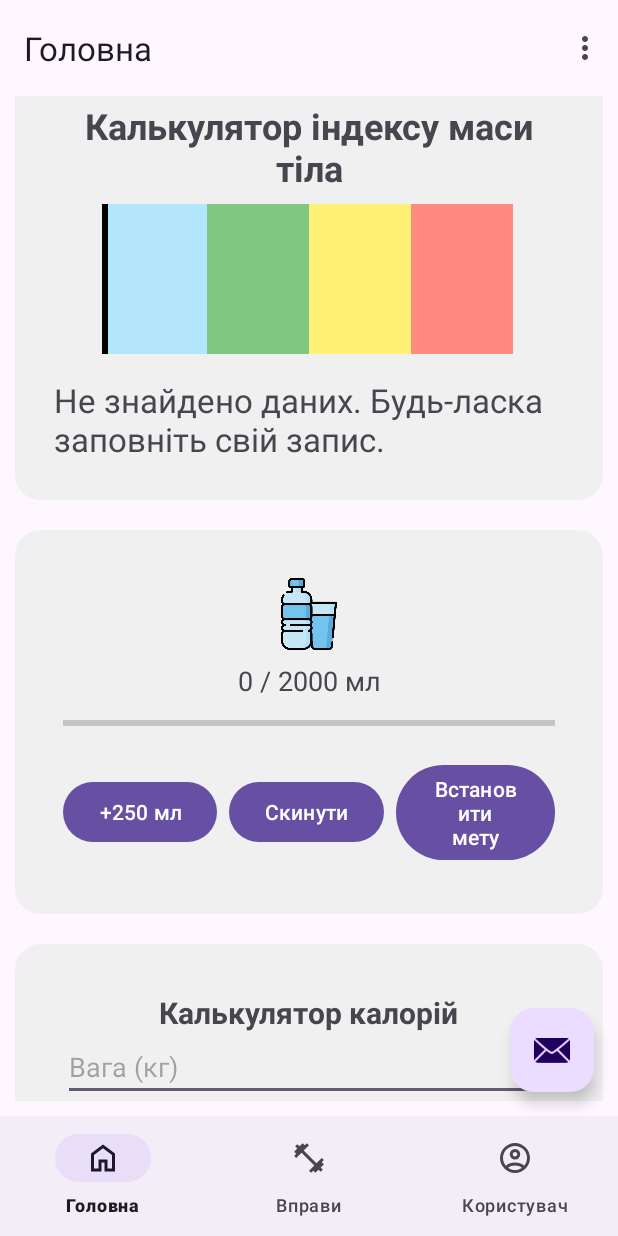
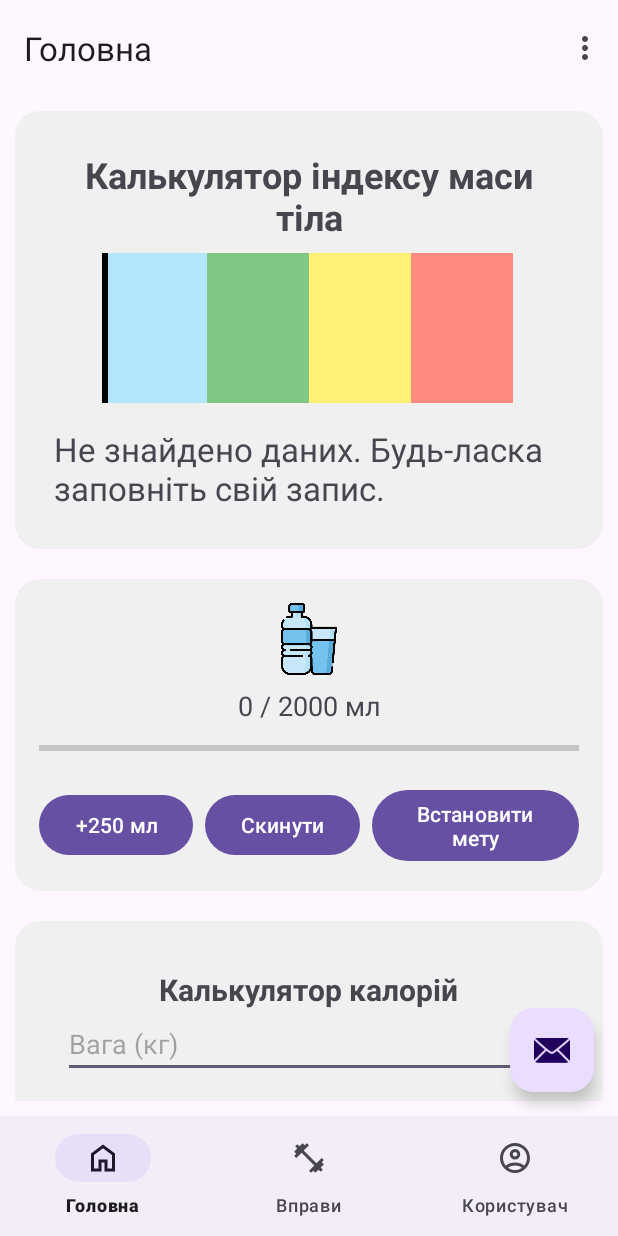
Before and after one commit to kostya-yesypenko/WorkoutApp, an Android app built with Jetpack Compose: the screen it shows after launch (MainActivity), on a phone screen of 412 x 824 dp. Run offline under Robolectric (Android 15) with nearby library versions, the phone set to English and light mode, and no system bars; our stand-ins replace navigation-ui.

```diff
--- a/app/src/main/java/com/example/kursovavavaaa/ExerciseItemAdapter.kt
+++ b/app/src/main/java/com/example/kursovavavaaa/ExerciseItemAdapter.kt
@@ -38,7 +38,7 @@ class ExerciseItemAdapter(
             }
 
             val bundle = Bundle().apply {
-                putString("exerciseName", exerciseItem.name.toString())
+                putInt("id", exerciseItem.id ?: 999)
             }
 
             binding.button.setOnClickListener {
--- a/app/src/main/java/com/example/kursovavavaaa/data/Database.kt
+++ b/app/src/main/java/com/example/kursovavavaaa/data/Database.kt
@@ -185,6 +185,25 @@ class Database(val context: Context, factory: CursorFactory?) :
         )
     }
 
+    fun getExerciseById(id: Int): Exercise {
+        val query = "SELECT * FROM exercise WHERE id = ?"
+        val db = readableDatabase
+        val cursor = db.rawQuery(query, arrayOf(id.toString()))
+
+        cursor.moveToFirst()
+
+        return Exercise(
+            id = cursor.getInt(cursor.getColumnIndexOrThrow("id")),
+            name = cursor.getString(cursor.getColumnIndexOrThrow("name")),
+            description = cursor.getString(cursor.getColumnIndexOrThrow("description")),
+            image = cursor.getString(cursor.getColumnIndexOrThrow("image")),
+            type = cursor.getString(cursor.getColumnIndexOrThrow("type")),
+            points = cursor.getInt(cursor.getColumnIndexOrThrow("points")),
+            reps = cursor.getInt(cursor.getColumnIndexOrThrow("reps")),
+            calories = cursor.getInt(cursor.getColumnIndexOrThrow("calories"))
+        )
+    }
+
     // Get the exercise list
     fun getExerciseList(): List<Exercise> {
         // Define the query
@@ -203,6 +222,7 @@ class Database(val context: Context, factory: CursorFactory?) :
             while (cursor.moveToNext()) {
                 // Get the exercise
                 val exercise = Exercise(
+                    id = cursor.getInt(cursor.getColumnIndexOrThrow("id")),
                     name = cursor.getString(cursor.getColumnIndexOrThrow("name")),
                     description = cursor.getString(cursor.getColumnIndexOrThrow("description")),
                     image = cursor.getString(cursor.getColumnIndexOrThrow("image")),
@@ -270,6 +290,96 @@ class Database(val context: Context, factory: CursorFactory?) :
                 type = "Strength",
                 points = 25,
                 reps = 10,
+                calories = 100
+            ),
+            Exercise(
+                name = "Біг",
+                description = "Біг - це чудовий спосіб підтримувати форму та здоров'я. Він покращує фізичну форму та здоров'я.",
+                image = "running",
+                type = "Cardio",
+                points = 30,
+                reps = 10,
+                calories = 100
+            ),
+            Exercise(
+                name = "Велосипед",
+                description = "Велосипед - це чудовий спосіб підтримувати форму та здоров'я. Він покращує фізичну форму та здоров'я.",
+                image = "cycling",
+                type = "Cardio",
+                points = 35,
+                reps = 10,
+                calories = 100
+            ),
+            Exercise(
+                name = "Стрибки на місці",
+                description = "Стрибки на місці допомагають розвивати кардіо витривалість і зміцнювати м'язи ніг.",
+                image = "jumping_jacks",
+                type = "Cardio",
+                points = 20,
+                reps = 30,
+                calories = 120
+            ),
+            Exercise(
+                name = "Скручування",
+                description = "Скручування - вправа для преса, яка покращує гнучкість і зміцнює м'язи черевного преса.",
+                image = "crunches",
+                type = "Core",
+                points = 15,
+                reps = 30,
+                calories = 80
+            ),
+            Exercise(
+                name = "Махи ногами",
+                description = "Махи ногами сприяють розвитку сили і витривалості в ногах, а також покращують баланс.",
+                image = "leg_swings",
+                type = "Strength",
+                points = 15,
+                reps = 20,
+                calories = 90
+            ),
+            Exercise(
+                name = "Підйом ніг",
+                description = "Підйом ніг допомагає тренувати м'язи живота і покращувати стабільність тіла.",
+                image = "leg_raises",
+                type = "Core",
+                points = 20,
+                reps = 20,
+                calories = 100
+            ),
+            Exercise(
+                name = "Сідання на стілець",
+                description = "Сідання на стілець - проста вправа для зміцнення ніг і сідниць, що виконується без обладнання.",
+                image = "chair_squats",
+                type = "Strength",
+                points = 20,
+                reps = 15,
+                calories = 110
+            ),
+            Exercise(
+                name = "Підйом на носки",
+                description = "Підйом на носки зміцнює м'язи литок і покращує координацію.",
+                image = "calf_raises",
+                type = "Strength",
+                points = 10,
+                reps = 25,
+                calories = 60
+            ),
+            Exercise(
+                name = "Скакалка",
+                description = "Стрибки через скакалку покращують кардіо витривалість і зміцнюють ноги.",
+                image = "jump_rope",
+                type = "Cardio",
+                points = 30,
+                reps = 30,
+                calories = 150
+            ),
+            Exercise(
+                name = "Тяга тіла до колін",
+                description = "Тяга тіла до колін допомагає зміцнити спину і покращити гнучкість.",
+                image = "body_pull_to_knees",
+                type = "Strength",
+                points = 20,
+                reps = 20,
                 calories = 100
             )
         )
--- a/app/src/main/java/com/example/kursovavavaaa/data/entity/Completed.kt
+++ b/app/src/main/java/com/example/kursovavavaaa/data/entity/Completed.kt
@@ -1,7 +1,8 @@
 package com.example.kursovavavaaa.data.entity
 
-data class Completed (
-    val id: Int,
+data class CompletedExercise (
+    val id: Int? = 9999,
+    val completedId: Int,
     val date: String,
     val points: Int
 )
--- a/app/src/main/java/com/example/kursovavavaaa/data/entity/Exercise.kt
+++ b/app/src/main/java/com/example/kursovavavaaa/data/entity/Exercise.kt
@@ -1,6 +1,7 @@
 package com.example.kursovavavaaa.data.entity
 
 data class Exercise(
+    val id: Int? = 9999,
     val name: String,
     val description: String,
     val type: String,
--- a/app/src/main/java/com/example/kursovavavaaa/data/entity/Statistic.kt
+++ b/app/src/main/java/com/example/kursovavavaaa/data/entity/Statistic.kt
@@ -2,7 +2,7 @@ package com.example.kursovavavaaa.data.entity
 
 data class Statistic (
     val pointsOverall: Int,
-    val BMI: BMI,
-    val completedExercises: List<Completed>,
-    val completedWorkouts: List<Completed>
+    val BMI: BMI?,
+    val completedExercises: List<CompletedExercise>?,
+    //val completedWorkouts: List<Completed>?
 )
--- a/app/src/main/java/com/example/kursovavavaaa/ui/fragments/WaterTrackerFragment.kt
+++ b/app/src/main/java/com/example/kursovavavaaa/ui/fragments/WaterTrackerFragment.kt
@@ -1,6 +1,7 @@
 package com.example.kursovavavaaa.ui.fragments
 
 import android.content.Context
+import android.graphics.Canvas
 import android.os.Bundle
 import android.view.LayoutInflater
 import android.view.View
--- a/app/src/main/res/layout/fragment_home.xml
+++ b/app/src/main/res/layout/fragment_home.xml
@@ -28,12 +28,12 @@
             android:layout_width="0dp"
             android:layout_height="wrap_content"
             android:minHeight="200dp"
-            android:padding="16dp"
             android:layout_marginTop="20dp"
             app:layout_constraintEnd_toEndOf="parent"
             app:layout_constraintStart_toStartOf="parent"
             app:layout_constraintTop_toBottomOf="@id/bmiContainer"
-            android:background="@drawable/rounded_background"/> <!-- Increased margin -->
+
+            android:background="@drawable/rounded_background" /> <!-- Increased margin -->
 
         <!-- Calorie Calculator Fragment -->
         <androidx.fragment.app.FragmentContainerView
--- a/app/src/main/res/layout/fragment_user.xml
+++ b/app/src/main/res/layout/fragment_user.xml
@@ -167,7 +167,7 @@
             android:orientation="horizontal">
 
             <TextView
-                android:layout_width="230dp"
+                android:layout_width="200dp"
                 android:layout_height="fill_parent"
                 android:gravity="center_vertical"
                 android:text="Стать"
@@ -175,7 +175,7 @@
 
             <TextView
                 android:id="@+id/genderText"
-                android:layout_width="120dp"
+                android:layout_width="150dp"
                 android:layout_height="fill_parent"
                 android:gravity="center"
                 android:text="Не вказано"
--- a/app/src/main/res/layout/fragment_water_tracker.xml
+++ b/app/src/main/res/layout/fragment_water_tracker.xml
@@ -4,6 +4,7 @@
     xmlns:app="http://schemas.android.com/apk/res-auto"
     android:layout_width="match_parent"
     android:layout_height="wrap_content"
+    android:clipToOutline="true"
     android:padding="16dp">
 
     <!-- Water Icon -->
```
Also changed, not shown: app/src/main/java/com/example/kursovavavaaa/ui/fragments/ExcerciseDetailsFragment.kt (+5 -4 lines), app/src/main/res/drawable/body_pull_to_knees.jpg (added), app/src/main/res/drawable/calf_raises.jpg (added), app/src/main/res/drawable/chair_squats.jpg (added), app/src/main/res/drawable/crunches.jpg (added), app/src/main/res/drawable/cycling.jpg (added), app/src/main/res/drawable/jumping_jacks.jpg (added), app/src/main/res/drawable/leg_raises.jpg (added), app/src/main/res/drawable/leg_swings.jpg (added), app/src/main/res/drawable/running.jpg (added), 1 other file.
